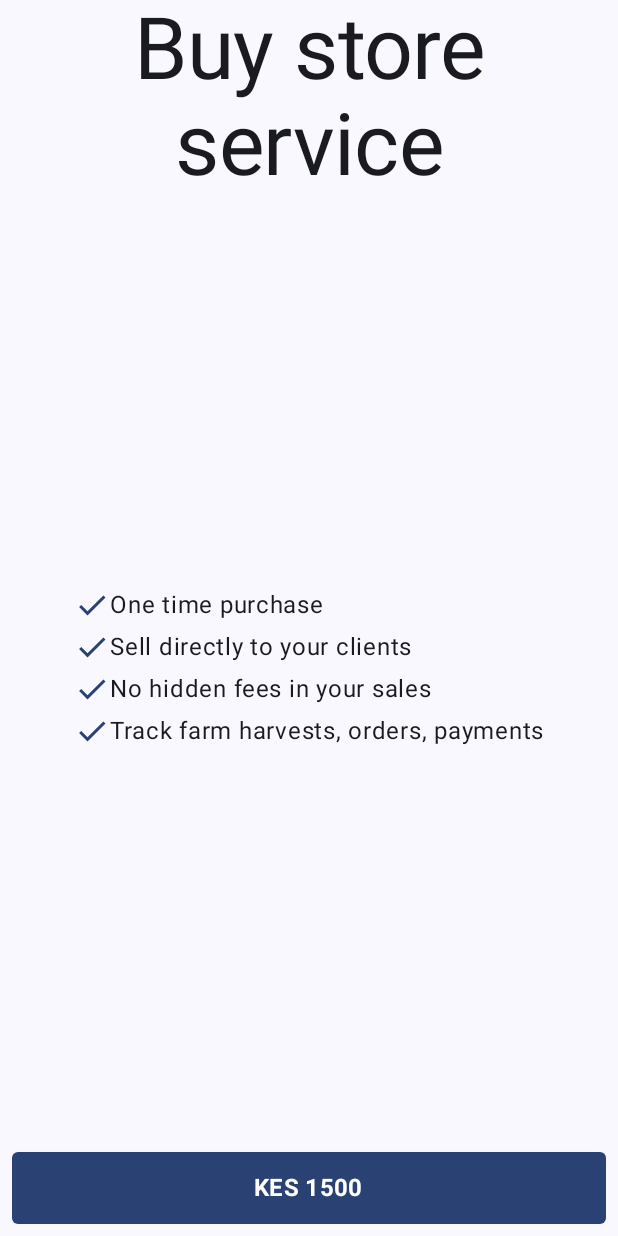
After one commit to elc49/copod, an Android app built with Jetpack Compose: the composable StoreSubscriptionScreen shown on its own in the app's theme, on a phone screen of 412 x 824 dp. The commit adds this screen. Run offline under Robolectric (Android 15) with nearby library versions, the phone set to English and light mode, and no system bars; 2 statements that could not run were skipped.

Commit message:
feat: store service subscription screen

```diff
--- /dev/null
+++ b/Giggy-Android/app/src/main/java/com/lomolo/giggy/compose/screens/PostingSubscriptionScreen.kt
@@ -0,0 +1,19 @@
+package com.lomolo.giggy.compose.screens
+
+import androidx.compose.runtime.Composable
+import androidx.compose.ui.Modifier
+import androidx.compose.ui.tooling.preview.Preview
+import com.lomolo.giggy.ui.theme.GiggyTheme
+
+@Composable
+fun PostingSubscriptionScreen(
+    modifier: Modifier = Modifier
+) {}
+
+@Preview
+@Composable
+fun PostingSubscriptionScreenPreview() {
+    GiggyTheme {
+        PostingSubscriptionScreen()
+    }
+}
--- /dev/null
+++ b/Giggy-Android/app/src/main/java/com/lomolo/giggy/compose/screens/StoreSubscriptionScreen.kt
@@ -0,0 +1,119 @@
+package com.lomolo.giggy.compose.screens
+
+import androidx.compose.foundation.layout.Arrangement
+import androidx.compose.foundation.layout.Box
+import androidx.compose.foundation.layout.Column
+import androidx.compose.foundation.layout.PaddingValues
+import androidx.compose.foundation.layout.Row
+import androidx.compose.foundation.layout.fillMaxSize
+import androidx.compose.foundation.layout.fillMaxWidth
+import androidx.compose.foundation.layout.padding
+import androidx.compose.material.icons.Icons
+import androidx.compose.material.icons.twotone.Check
+import androidx.compose.material3.Button
+import androidx.compose.material3.Icon
+import androidx.compose.material3.MaterialTheme
+import androidx.compose.material3.Text
+import androidx.compose.runtime.Composable
+import androidx.compose.ui.Alignment
+import androidx.compose.ui.Modifier
+import androidx.compose.ui.res.stringResource
+import androidx.compose.ui.text.font.FontWeight
+import androidx.compose.ui.text.style.TextAlign
+import androidx.compose.ui.tooling.preview.Preview
+import androidx.compose.ui.unit.dp
+import com.lomolo.giggy.R
+import com.lomolo.giggy.ui.theme.GiggyTheme
+
+@Composable
+fun StoreSubscriptionScreen(
+    modifier: Modifier = Modifier
+) {
+    Column(
+        modifier = modifier.fillMaxSize(),
+        verticalArrangement = Arrangement.SpaceBetween,
+        horizontalAlignment = Alignment.CenterHorizontally
+    ) {
+        Text(
+            "Buy store service",
+            style = MaterialTheme.typography.displayLarge,
+            textAlign = TextAlign.Center
+        )
+        Box {
+            Column(
+                verticalArrangement = Arrangement.spacedBy(4.dp)
+            ) {
+                Row(
+                    verticalAlignment = Alignment.CenterVertically
+                ) {
+                    Icon(
+                        Icons.TwoTone.Check,
+                        contentDescription = null,
+                        tint = MaterialTheme.colorScheme.primary
+                    )
+                    Text(
+                        stringResource(R.string.one_time_purchase)
+                    )
+                }
+                Row(
+                    verticalAlignment = Alignment.CenterVertically
+                ) {
+                    Icon(
+                        Icons.TwoTone.Check,
+                        contentDescription = null,
+                        tint = MaterialTheme.colorScheme.primary
+                    )
+                    Text(
+                        stringResource(R.string.sell_directly_to_your_clients)
+                    )
+                }
+                Row(
+                    verticalAlignment = Alignment.CenterVertically
+                ) {
+                    Icon(
+                        Icons.TwoTone.Check,
+                        contentDescription = null,
+                        tint = MaterialTheme.colorScheme.primary
+                    )
+                    Text(
+                        stringResource(R.string.no_hidden_fees)
+                    )
+                }
+                Row(
+                    verticalAlignment = Alignment.CenterVertically
+                ) {
+                    Icon(
+                        Icons.TwoTone.Check,
+                        contentDescription = null,
+                        tint = MaterialTheme.colorScheme.primary
+                    )
+                    Text(
+                        stringResource(R.string.track_products),
+                    )
+                }
+            }
+        }
+        Box(Modifier.padding(8.dp)) {
+            Button(
+                onClick = { /*TODO*/ },
+                contentPadding = PaddingValues(12.dp),
+                shape = MaterialTheme.shapes.extraSmall,
+                modifier = Modifier.fillMaxWidth()
+            ) {
+                Text(
+                    "KES ${1500}",
+                    fontWeight = FontWeight.Bold,
+                    style = MaterialTheme.typography.titleMedium,
+                )
+            }
+        }
+    }
+}
+
+@Preview
+@Composable
+fun StoreSubscriptionScreenPreview() {
+    GiggyTheme {
+        StoreSubscriptionScreen()
+    }
+}
--- a/Giggy-Android/app/src/main/res/values/strings.xml
+++ b/Giggy-Android/app/src/main/res/values/strings.xml
@@ -6,4 +6,8 @@
     <string name="no_posts_we_are_still_early">No posts. We are still early</string>
     <string name="start_writing">Start writing</string>
     <string name="no_farm_stores">No farm stores</string>
+    <string name="sell_directly_to_your_clients">Sell directly to your clients</string>
+    <string name="one_time_purchase">One time purchase</string>
+    <string name="no_hidden_fees">No hidden fees in your sales</string>
+    <string name="track_products">Track farm harvests, orders, payments</string>
 </resources>
```
